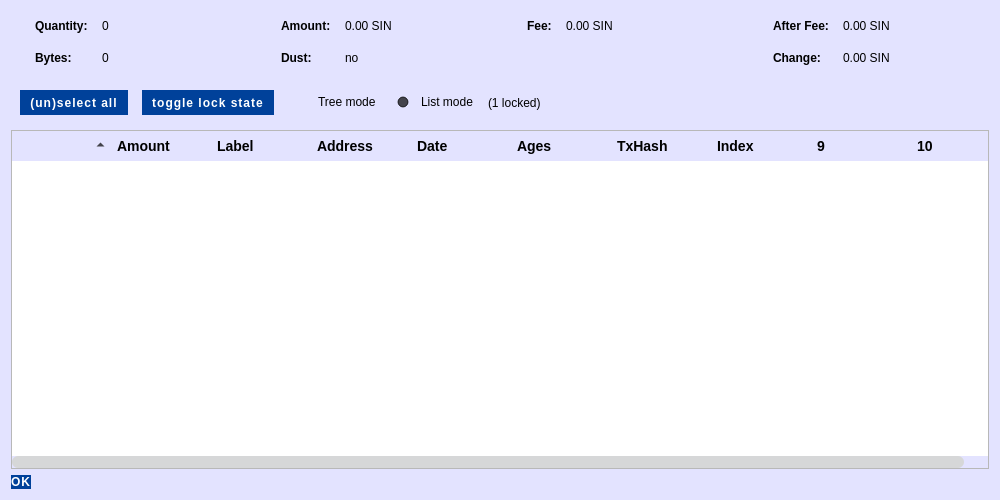
Old version of the form src/qt/forms/coincontroldialog.ui in the repository hardwarewise/SIN-core.
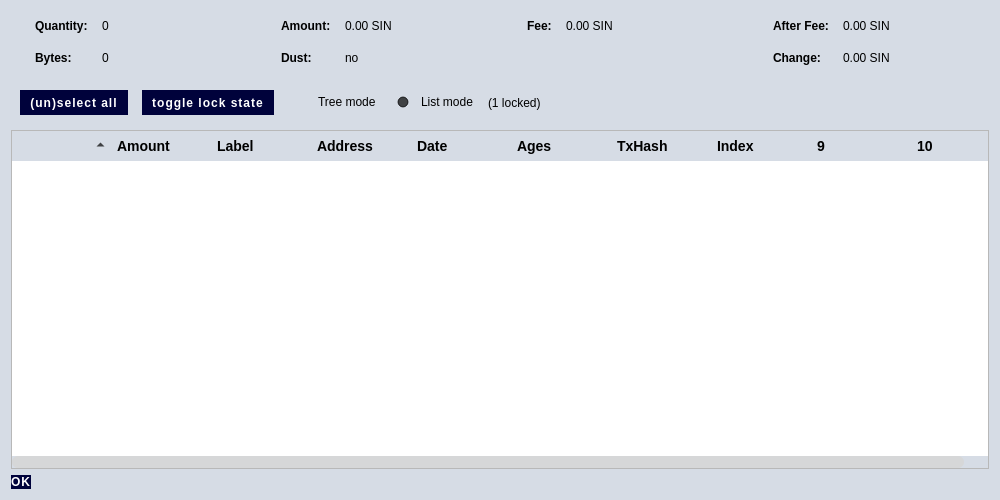
New version of the form. Icons and pictures are not drawn. Custom widgets are drawn as their Qt base class.

Patch:
```diff
--- a/src/qt/forms/coincontroldialog.ui
+++ b/src/qt/forms/coincontroldialog.ui
@@ -17,7 +17,7 @@
    <string notr="true"> /*******   BGcolor #0d1827  Orange #FF8204 */
 
 QDialog#CoinControlDialog { /* Coin Control Dialog Window */
- background-color: #E3E3FF;
+ background-color: #D6DCE5;
   color:#000000;
   }
   
@@ -172,10 +172,11 @@
 	color: #000000;
 }
 
+/*******************************************************/
+
 QPushButton {
 	/* Global Button Style */
-	background-color: #00419A;
-	background: url(':/images/button-bg');
+	background-color: #00023B;
 	background-repeat: no-repeat;
     background-size: 1000% 1000%;
  	padding: 0.85em 2em;
```
Left out of the diff: 2 changed lines with no effect on the pictures.
